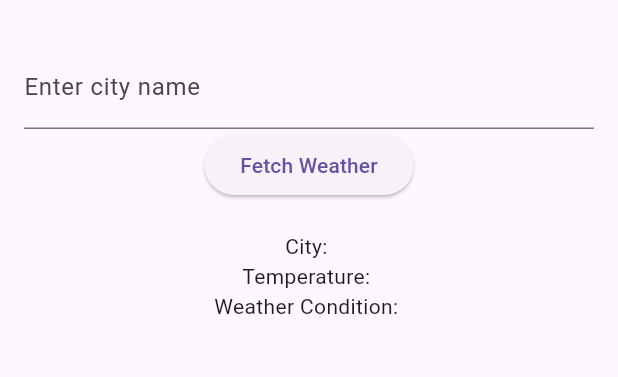
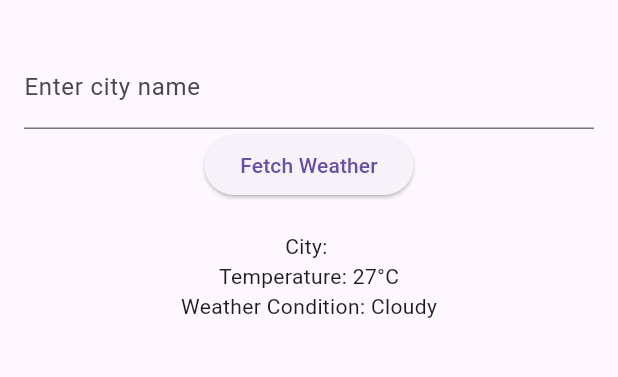
Before and after one commit to Meskerem15/Simple-Weather-Info-App, a Flutter app: the screen it shows after launch, after a tap on "Fetch Weather", on a phone screen of 412 x 824 dp, the part 63-440 px from its top. Run offline on Flutter 3.47's test engine with Material 3 defaults, Android fonts, the phone set to English and light mode, and no system bars.

Commit message:
Simulated weather data for input city

```diff
--- a/weather_info_app/lib/main.dart
+++ b/weather_info_app/lib/main.dart
@@ -1,4 +1,5 @@
 import 'package:flutter/material.dart';
+import 'dart:math';
 
 void main() {
   runApp(MyApp());
@@ -29,8 +30,15 @@ class _WeatherInfoState extends State<WeatherInfo> {
   String _temperature = '';
   String _weatherCondition = '';
 
+  // Correctly place the fetchWeather method
   void fetchWeather() {
-    // To be implemented in the next steps
+    setState(() {
+      _cityName = _cityController.text;
+
+      // Generate random temperature and weather condition
+      _temperature = '${Random().nextInt(16) + 15}°C'; // Random between 15°C and 30°C
+      _weatherCondition = ['Sunny', 'Cloudy', 'Rainy'][Random().nextInt(3)];
+    });
   }
 
   @override
```
